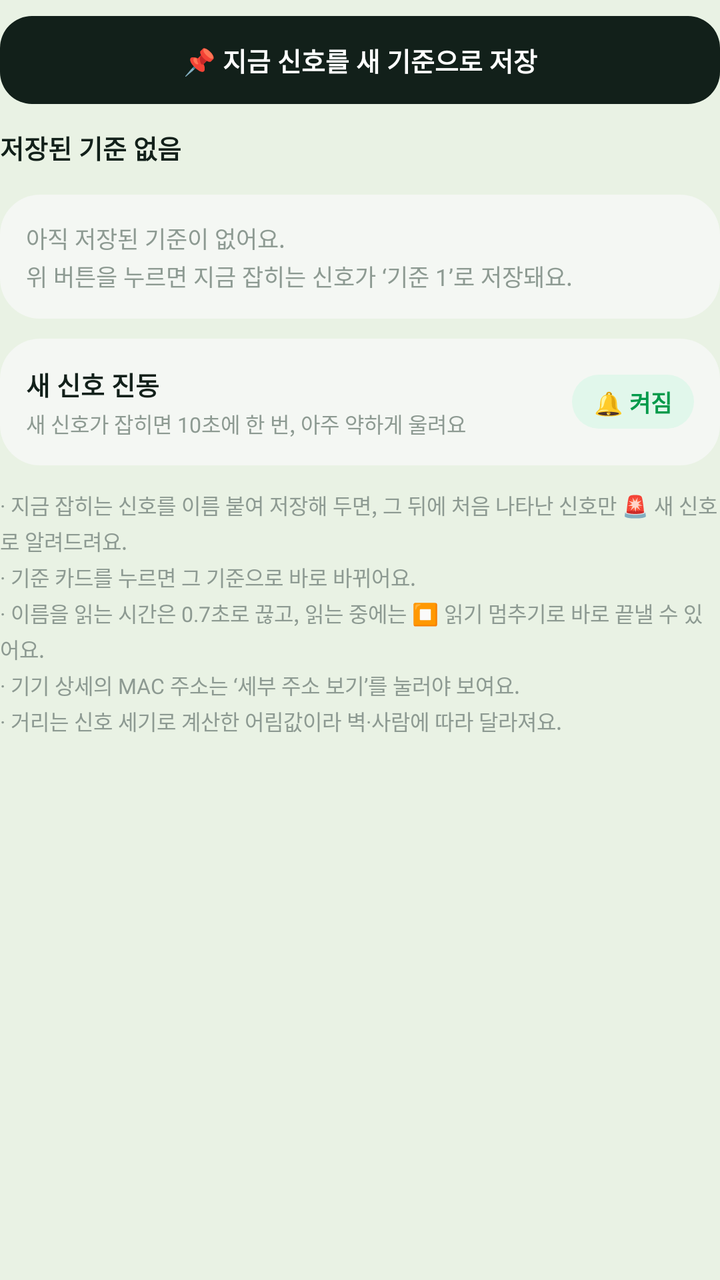
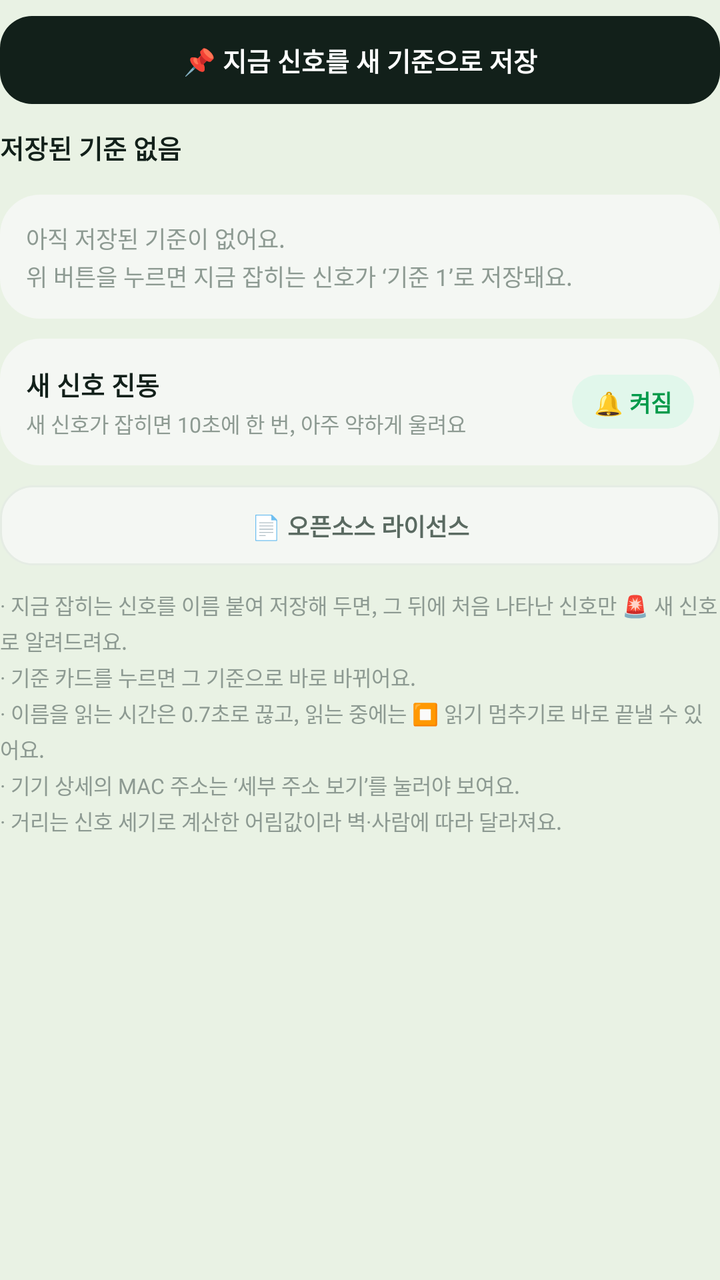

Compare the two renders of this Android layout. The source of the first and the diff that turns it into the second are given below.
<!-- AndroidManifest.xml: application theme Theme.SignalRadarV2 -->
<!-- res/layout/page_record_v2.xml -->
<?xml version="1.0" encoding="utf-8"?>
<ScrollView xmlns:android="http://schemas.android.com/apk/res/android"
    android:layout_width="match_parent"
    android:layout_height="match_parent"
    android:scrollbars="none">

    <LinearLayout
        android:layout_width="match_parent"
        android:layout_height="wrap_content"
        android:orientation="vertical"
        android:paddingTop="8dp"
        android:paddingBottom="4dp">

        <TextView
            android:id="@+id/btnBaseline"
            android:layout_width="match_parent"
            android:layout_height="44dp"
            android:background="@drawable/bg_v2_button_primary"
            android:clickable="true"
            android:focusable="true"
            android:gravity="center"
            android:text="📌 지금 신호를 새 기준으로 저장"
            android:textColor="#FFFFFF"
            android:textSize="13sp"
            android:textStyle="bold" />

        <TextView
            android:id="@+id/recordSummary"
            android:layout_width="match_parent"
            android:layout_height="wrap_content"
            android:layout_marginTop="12dp"
            android:ellipsize="end"
            android:maxLines="1"
            android:singleLine="true"
            android:text="저장된 기준 없음"
            android:textColor="@color/v2_ink"
            android:textSize="13sp"
            android:textStyle="bold" />

        
        <LinearLayout
            android:id="@+id/v2RecordList"
            android:layout_width="match_parent"
            android:layout_height="wrap_content"
            android:layout_marginTop="7dp"
            android:orientation="vertical" />

        <TextView
            android:id="@+id/v2RecordEmpty"
            android:layout_width="match_parent"
            android:layout_height="wrap_content"
            android:layout_marginTop="7dp"
            android:background="@drawable/bg_v2_row"
            android:lineSpacingExtra="2dp"
            android:padding="13dp"
            android:text="아직 저장된 기준이 없어요.\n위 버튼을 누르면 지금 잡히는 신호가 ‘기준 1’로 저장돼요."
            android:textColor="@color/v2_ink_faint"
            android:textSize="11.5sp" />

        <TextView
            android:id="@+id/v2RecordReset"
            android:layout_width="match_parent"
            android:layout_height="40dp"
            android:layout_marginTop="8dp"
            android:background="@drawable/bg_v2_button_danger_soft"
            android:clickable="true"
            android:focusable="true"
            android:gravity="center"
            android:text="🧹 기준 초기화 · 저장한 기준 모두 지우기"
            android:textColor="@color/v2_red"
            android:textSize="12sp"
            android:textStyle="bold"
            android:visibility="gone" />

        <LinearLayout
            android:id="@+id/v2VibrateRow"
            android:layout_width="match_parent"
            android:layout_height="wrap_content"
            android:layout_marginTop="10dp"
            android:background="@drawable/bg_v2_row"
            android:clickable="true"
            android:focusable="true"
            android:gravity="center_vertical"
            android:orientation="horizontal"
            android:padding="13dp">

            <LinearLayout
                android:layout_width="0dp"
                android:layout_height="wrap_content"
                android:layout_weight="1"
                android:orientation="vertical">

                <TextView
                    android:layout_width="match_parent"
                    android:layout_height="wrap_content"
                    android:text="새 신호 진동"
                    android:textColor="@color/v2_ink"
                    android:textSize="13sp"
                    android:textStyle="bold" />

                <TextView
                    android:layout_width="match_parent"
                    android:layout_height="wrap_content"
                    android:layout_marginTop="2dp"
                    android:text="새 신호가 잡히면 10초에 한 번, 아주 약하게 울려요"
                    android:textColor="@color/v2_ink_faint"
                    android:textSize="10.5sp" />
            </LinearLayout>

            <TextView
                android:id="@+id/v2VibrateState"
                android:layout_width="wrap_content"
                android:layout_height="wrap_content"
                android:background="@drawable/bg_v2_step_very"
                android:paddingStart="11dp"
                android:paddingTop="5dp"
                android:paddingEnd="11dp"
                android:paddingBottom="5dp"
                android:text="🔔 켜짐"
                android:textColor="@color/v2_emerald_deep"
                android:textSize="11.5sp"
                android:textStyle="bold" />
        </LinearLayout>

        <TextView
            android:layout_width="match_parent"
            android:layout_height="wrap_content"
            android:layout_marginTop="12dp"
            android:lineSpacingExtra="2.5dp"
            android:text="· 지금 잡히는 신호를 이름 붙여 저장해 두면, 그 뒤에 처음 나타난 신호만 🚨 새 신호로 알려드려요.\n· 기준 카드를 누르면 그 기준으로 바로 바뀌어요.\n· 이름을 읽는 시간은 0.7초로 끊고, 읽는 중에는 ⏹ 읽기 멈추기로 바로 끝낼 수 있어요.\n· 기기 상세의 MAC 주소는 ‘세부 주소 보기’를 눌러야 보여요.\n· 거리는 신호 세기로 계산한 어림값이라 벽·사람에 따라 달라져요."
            android:textColor="@color/v2_ink_faint"
            android:textSize="10.5sp" />
    </LinearLayout>
</ScrollView>
<!-- resources referenced by this layout -->
<resources>
  <color name="v2_emerald_deep">#019A4A</color>
  <color name="v2_ink">#12201A</color>
  <color name="v2_ink_faint">#8D9A92</color>
  <color name="v2_red">#CE4234</color>
  <!-- drawable bg_v2_button_danger_soft (drawable) -->
  <?xml version="1.0" encoding="utf-8"?>
  <shape xmlns:android="http://schemas.android.com/apk/res/android" android:shape="rectangle">
      <solid android:color="@color/v2_red_soft" />
      <corners android:radius="16dp" />
      <stroke android:width="1dp" android:color="@color/v2_red_line" />
  </shape>
  <!-- drawable bg_v2_button_primary (drawable) -->
  <?xml version="1.0" encoding="utf-8"?>
  <shape xmlns:android="http://schemas.android.com/apk/res/android" android:shape="rectangle">
      <solid android:color="@color/v2_ink" />
      <corners android:radius="16dp" />
  </shape>
  <!-- drawable bg_v2_row (drawable) -->
  <?xml version="1.0" encoding="utf-8"?>
  <shape xmlns:android="http://schemas.android.com/apk/res/android" android:shape="rectangle">
      <solid android:color="@color/v2_sheet_soft" />
      <corners android:radius="20dp" />
  </shape>
  <!-- drawable bg_v2_step_very (drawable) -->
  <?xml version="1.0" encoding="utf-8"?>
  <shape xmlns:android="http://schemas.android.com/apk/res/android" android:shape="rectangle">
      <solid android:color="@color/v2_emerald_soft" />
      <corners android:radius="100dp" />
  </shape>
  <style name="Theme.SignalRadarV2" parent="Theme.SignalRadar">
          <item name="colorPrimary">@color/v2_blue</item>
          <item name="colorPrimaryDark">@color/v2_hero_top</item>
          <item name="colorAccent">@color/v2_blue</item>
          <item name="android:windowBackground">@color/v2_hero_top</item>
          <item name="android:statusBarColor">@color/v2_hero_top</item>
          <item name="android:navigationBarColor">@color/v2_sheet</item>
          <item name="android:textColorPrimary">@color/v2_ink</item>
          <item name="android:textColorSecondary">@color/v2_ink_soft</item>
          <item name="android:windowLightStatusBar">true</item>
      </style>
  <color name="v2_red_soft">#FCECEA</color>
  <color name="v2_red_line">#F2C8C3</color>
  <color name="v2_sheet_soft">#F4F7F3</color>
  <color name="v2_emerald_soft">#E1F7EB</color>
  <style name="Theme.SignalRadar" parent="Theme.AppCompat.DayNight.NoActionBar">
          <item name="colorPrimary">@color/accent</item>
          <item name="colorPrimaryDark">@color/bg</item>
          <item name="colorAccent">@color/accent</item>
          <item name="android:windowBackground">@color/bg</item>
          <item name="android:statusBarColor">@color/bg</item>
          <item name="android:navigationBarColor">@color/bg</item>
          <item name="android:textColorPrimary">@color/text_primary</item>
          <item name="android:textColorSecondary">@color/text_secondary</item>
          <item name="android:windowLightStatusBar">false</item>
      </style>
  <color name="v2_blue">#087FFE</color>
  <color name="v2_hero_top">#E9F2E4</color>
  <color name="v2_sheet">#FFFFFF</color>
  <color name="v2_ink_soft">#5A6A61</color>
  <color name="accent">#2ED3C6</color>
  <color name="bg">#070B10</color>
  <color name="text_primary">#E9F1F8</color>
  <color name="text_secondary">#93A4B8</color>
</resources>

<!-- the commit's change to res/layout/page_record_v2.xml (unified diff, before → after) -->
@@ -122,6 +122,21 @@
                 android:textStyle="bold" />
         </LinearLayout>
 
+        
+        <TextView
+            android:id="@+id/v2LicenseOpen"
+            android:layout_width="match_parent"
+            android:layout_height="40dp"
+            android:layout_marginTop="10dp"
+            android:background="@drawable/bg_v2_button_soft"
+            android:clickable="true"
+            android:focusable="true"
+            android:gravity="center"
+            android:text="📄 오픈소스 라이선스"
+            android:textColor="@color/v2_ink_soft"
+            android:textSize="12sp"
+            android:textStyle="bold" />
+
         <TextView
             android:layout_width="match_parent"
             android:layout_height="wrap_content"
@@ -130,5 +145,6 @@
             android:text="· 지금 잡히는 신호를 이름 붙여 저장해 두면, 그 뒤에 처음 나타난 신호만 🚨 새 신호로 알려드려요.\n· 기준 카드를 누르면 그 기준으로 바로 바뀌어요.\n· 이름을 읽는 시간은 0.7초로 끊고, 읽는 중에는 ⏹ 읽기 멈추기로 바로 끝낼 수 있어요.\n· 기기 상세의 MAC 주소는 ‘세부 주소 보기’를 눌러야 보여요.\n· 거리는 신호 세기로 계산한 어림값이라 벽·사람에 따라 달라져요."
             android:textColor="@color/v2_ink_faint"
             android:textSize="10.5sp" />
+
     </LinearLayout>
 </ScrollView>
<!-- resource entries referenced after the edit -->
@@ -16,6 +16,13 @@
   <shape xmlns:android="http://schemas.android.com/apk/res/android" android:shape="rectangle">
       <solid android:color="@color/v2_ink" />
       <corners android:radius="16dp" />
+  </shape>
+  <!-- drawable bg_v2_button_soft (drawable) -->
+  <?xml version="1.0" encoding="utf-8"?>
+  <shape xmlns:android="http://schemas.android.com/apk/res/android" android:shape="rectangle">
+      <solid android:color="@color/v2_sheet_soft" />
+      <corners android:radius="16dp" />
+      <stroke android:width="1dp" android:color="@color/v2_line" />
   </shape>
   <!-- drawable bg_v2_row (drawable) -->
   <?xml version="1.0" encoding="utf-8"?>
@@ -43,6 +50,7 @@
   <color name="v2_red_soft">#FCECEA</color>
   <color name="v2_red_line">#F2C8C3</color>
   <color name="v2_sheet_soft">#F4F7F3</color>
+  <color name="v2_line">#E5ECE4</color>
   <color name="v2_emerald_soft">#E1F7EB</color>
   <style name="Theme.SignalRadar" parent="Theme.AppCompat.DayNight.NoActionBar">
           <item name="colorPrimary">@color/accent</item>
